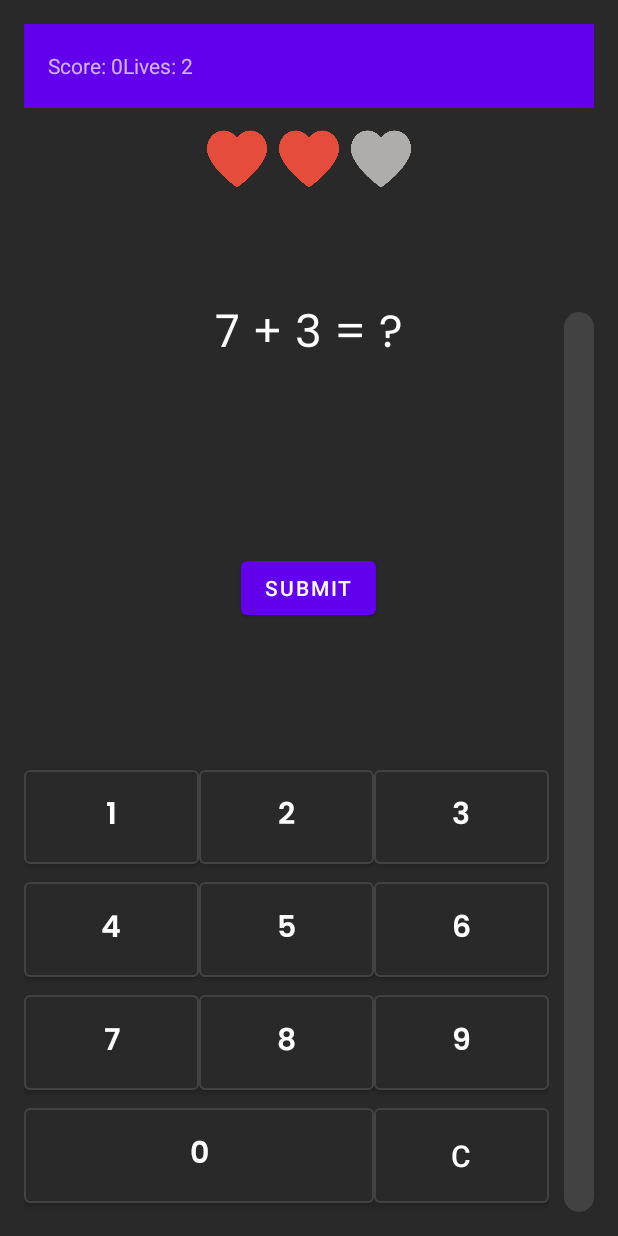
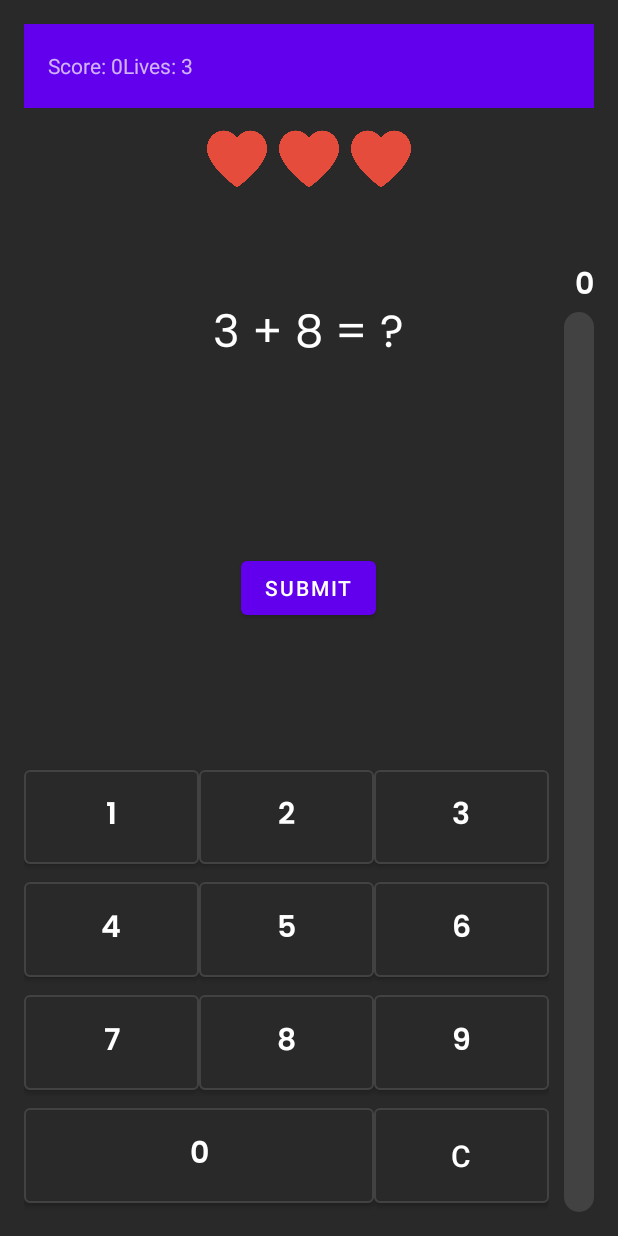
Before and after one commit to GastonOlonde/JeuCalculMental, an Android app: the GameActivity screen opened directly, with no data from a screen before it, after a tap on "SUBMIT", on a phone screen of 412 x 824 dp. Run offline under Robolectric (Android 15) with nearby library versions, the phone set to English and light mode, and no system bars.

Commit message:
FrontCombo

```diff
--- a/app/src/main/java/com/example/jeucalculmental/GameActivity.java
+++ b/app/src/main/java/com/example/jeucalculmental/GameActivity.java
@@ -3,7 +3,9 @@
 import android.content.ContentValues;
 import android.content.Intent;
 import android.os.Bundle;
+import android.os.Handler;
 import android.view.View;
+import android.view.ViewTreeObserver;
 import android.widget.Button;
 import android.widget.EditText;
 import android.widget.ImageView;
@@ -11,9 +13,12 @@
 import android.widget.TextView;
 import androidx.appcompat.app.AlertDialog;
 import androidx.appcompat.app.AppCompatActivity;
+import android.view.animation.Animation;
+import android.view.animation.AnimationUtils;
 
 public class GameActivity extends AppCompatActivity {
     private int score = 0;
+    private int combo = 0;
     private int lives = 3;
     private ProgressBar progressBar;
     private static final int PROGRESS_BAR_INCREMENT = 10;
@@ -26,6 +31,8 @@
     private static final int Palier3 = 60;
     private static final int Palier4 = 80;
     private static final int Palier5 = 100;
+    private TextView textViewCombo;
+    private Animation fadeInOutAnimation;
 
     @Override
     protected void onCreate(Bundle savedInstanceState) {
@@ -55,64 +62,125 @@
         btn8.setOnClickListener(view -> appuieBoutonChiffre("8"));
         btn9.setOnClickListener(view -> appuieBoutonChiffre("9"));
         btnClear.setOnClickListener(view -> effacerChiffre());
+        textViewCombo = findViewById(R.id.textViewCombo);
+        textViewCombo.setText("");
+
 
         answer = findViewById(R.id.answer);
         progressBar = findViewById(R.id.progressBar);
 
         updateToolbar();
         generateNewQuestion();
+
     }
 
-    private void effacerChiffre(){
+    private void effacerChiffre() {
         String currentAnswer = answer.getText().toString();
         if (currentAnswer.length() > 0) {
             answer.setText(currentAnswer.substring(0, currentAnswer.length() - 1));
         }
     }
 
-    private void appuieBoutonChiffre(String valeur){
+    private void appuieBoutonChiffre(String valeur) {
         ajouterCharactere(valeur);
     }
 
-    private void ajouterCharactere(String chiffreAAjouter){
+    private void ajouterCharactere(String chiffreAAjouter) {
         answer.append(chiffreAAjouter); // Use append instead of setText
     }
 
     private void updateToolbar() {
         TextView scoreView = findViewById(R.id.score);
+        TextView textViewScore = findViewById(R.id.textViewScore);
         TextView livesView = findViewById(R.id.lives);
+
+        if(textViewScore != null){
+            textViewScore.setText(String.valueOf(score));
+        }
+
+        if (scoreView != null) {
             scoreView.setText("Score: " + score);
+        }
+        if (livesView != null) {
             livesView.setText("Lives: " + lives);
+        }
         updateLivesDisplay();
     }
 
     private void generateNewQuestion() {
         TextView questionView = findViewById(R.id.question);
+        if (questionView != null) {
             int a = (int) (Math.random() * 10);
             int b = (int) (Math.random() * 10);
             questionView.setText(a + " + " + b + " = ?");
             questionView.setTag(a + b);
         }
+    }
 
     public void submitAnswer(View view) {
         TextView questionView = findViewById(R.id.question);
+        int progressadvance = 2;
+        if (questionView != null) {
             int correctAnswer = (int) questionView.getTag();
+            try {
                 int userAnswer = Integer.parseInt(answer.getText().toString());
+                if (userAnswer == correctAnswer) {
+                    combo++;
+                    if(combo >= 3 && combo < 5){
+                        score += 2;
+                        textViewCombo.setText("Combo x2");
+                        progressadvance = 4;
+                    }else if(combo >= 5 && combo < 10){
+                        score += 3;
+                        textViewCombo.setText("Combo x3");
+                        progressadvance = 6;
 
-        if (userAnswer == correctAnswer) {
+                    }else if(combo >= 10){
+                        score += 5;
+                        textViewCombo.setText("Combo x5");
+                        progressadvance = 8;
+                    }else{
                         score++;
-            progressBar.incrementProgressBy(PROGRESS_BAR_INCREMENT);
+                    }
+                    progressBar.incrementProgressBy(progressadvance);
                 } else {
                     lives--;
+                    if(combo >=3 ){
+                        combo = 0;
+                        textViewCombo.setText("Combo perdu");
+                    }else{
+                        textViewCombo.setText("");
+                        combo = 0;
                     }
 
+                }
+                fadeInOutAnimation = AnimationUtils.loadAnimation(this, R.anim.fade_in_out);
+                startFadeInOutAnimation();
+                Handler handler = new Handler();
+
+                handler.postDelayed(new Runnable() {
+                    @Override
+                    public void run() {
+                        textViewCombo.setVisibility(View.INVISIBLE);
+                    }
+                }, 3000);
+
                 if (lives <= 0) {
+                    updateToolbar();
                     showSaveScoreDialog();
                 } else {
                     updateToolbar();
                     generateNewQuestion();
                     answer.setText("");
                 }
+            } catch (NumberFormatException e) {
+            }
+        }
+    }
+
+    private void startFadeInOutAnimation() {
+        textViewCombo.setVisibility(View.VISIBLE); // Rend la TextView visible avant de démarrer l'animation
+        textViewCombo.startAnimation(fadeInOutAnimation);
     }
 
     private void updateLivesDisplay() {
@@ -120,30 +188,36 @@
         ImageView coeur2 = findViewById(R.id.coeur2);
         ImageView coeur3 = findViewById(R.id.coeur3);
 
+        if (coeur1 != null) {
             coeur1.setImageResource(R.drawable.coeurs);
+        }
+        if (coeur2 != null) {
             coeur2.setImageResource(R.drawable.coeurs);
+        }
+        if (coeur3 != null) {
             coeur3.setImageResource(R.drawable.coeurs);
+        }
 
-        if (lives < 3) {
+        if (lives < 3 && coeur1 != null) {
             coeur1.setImageResource(R.drawable.coeursgris);
         }
-        if (lives < 2) {
+        if (lives < 2 && coeur2 != null) {
             coeur2.setImageResource(R.drawable.coeursgris);
         }
-        if (lives < 1) {
+        if (lives < 1 && coeur3 != null) {
             coeur3.setImageResource(R.drawable.coeursgris);
         }
     }
 
     private void showSaveScoreDialog() {
         AlertDialog.Builder builder = new AlertDialog.Builder(this);
-        builder.setTitle("Game Over");
-        builder.setMessage("Your score: " + score + "\nEnter your name:");
+        builder.setTitle("Fin de partie");
+        builder.setMessage("Score: " + score + "\nEntrez votre nom:");
 
         final EditText input = new EditText(this);
         builder.setView(input);
 
-        builder.setPositiveButton("Save", (dialog, which) -> {
+        builder.setPositiveButton("Sauvegarder", (dialog, which) -> {
             String playerName = input.getText().toString();
             saveScore(playerName, score);
             Intent intent = new Intent(GameActivity.this, MainActivity.class);
@@ -151,7 +225,7 @@
             finish();
         });
 
-        builder.setNegativeButton("Cancel", (dialog, which) -> {
+        builder.setNegativeButton("Annuler", (dialog, which) -> {
             dialog.cancel();
             Intent intent = new Intent(GameActivity.this, MainActivity.class);
             startActivity(intent);
--- /dev/null
+++ b/app/src/main/res/anim/fade_in_out.xml
@@ -0,0 +1,16 @@
+<?xml version="1.0" encoding="utf-8"?>
+<set xmlns:android="http://schemas.android.com/apk/res/android">
+    <alpha
+    android:fromAlpha="0.0"
+    android:toAlpha="1.0"
+    android:duration="1000"
+    android:interpolator="@android:anim/decelerate_interpolator"
+    android:fillAfter="true" />
+    <alpha
+        android:fromAlpha="1.0"
+        android:toAlpha="0.0"
+        android:startOffset="2000"
+        android:duration="1000"
+        android:interpolator="@android:anim/accelerate_interpolator"
+        android:fillAfter="true" />
+</set>
--- a/app/src/main/res/drawable/my_custom_progressbar.xml
+++ b/app/src/main/res/drawable/my_custom_progressbar.xml
@@ -15,7 +15,7 @@
             <shape android:shape="rectangle">
                 <corners android:radius="10dp"/>
                 <size android:height="150dp"/>
-                <solid android:color="#FFFF66"/>
+                <solid android:color="@color/btn_color1"/>
             </shape>
         </scale>
     </item>
--- a/app/src/main/res/layout/activity_game.xml
+++ b/app/src/main/res/layout/activity_game.xml
@@ -122,6 +122,17 @@
                         android:layout_height="wrap_content"
                         android:onClick="submitAnswer"
                         android:text="Submit" />
+
+                    <TextView
+                        android:id="@+id/textViewCombo"
+                        android:layout_width="wrap_content"
+                        android:layout_height="wrap_content"
+                        android:layout_marginTop="10dp"
+                        android:fontFamily="@font/poppins_semibold"
+                        android:text="Combo"
+                        android:textColor="#BD3131"
+                        android:textSize="30sp"
+                        android:visibility="invisible" />
                 </LinearLayout>
 
                 <LinearLayout
@@ -328,16 +339,6 @@
         </LinearLayout>
 
     </LinearLayout>
-
-    <LinearLayout
-        android:id="@+id/progress_layouut"
-        android:layout_width="wrap_content"
-        android:layout_height="match_parent"
-        android:gravity="bottom"
-        android:layout_alignParentRight="true"
-        android:orientation="horizontal">
-
-
         <ProgressBar
             android:id="@+id/progressBar"
             style="@android:style/Widget.ProgressBar.Horizontal"
@@ -349,8 +350,20 @@
             android:minHeight="600dp"
             android:mirrorForRtl="true"
             android:progressDrawable="@drawable/my_custom_progressbar"
-            android:rotation="0" />
+            android:rotation="0"
+            android:layout_alignParentRight="true"
+            android:layout_alignParentBottom="true"
+            />
 
-    </LinearLayout>
+    <TextView
+        android:id="@+id/textViewScore"
+        android:layout_width="match_parent"
+        android:layout_height="wrap_content"
+        android:layout_above="@id/progressBar"
+        android:fontFamily="@font/poppins_semibold"
+        android:gravity="right"
+        android:text="0"
+        android:textColor="#FFFFFF"
+        android:textSize="20sp" />
 
 </RelativeLayout>
```
Lines whose indentation alone changed are shown as unchanged.
